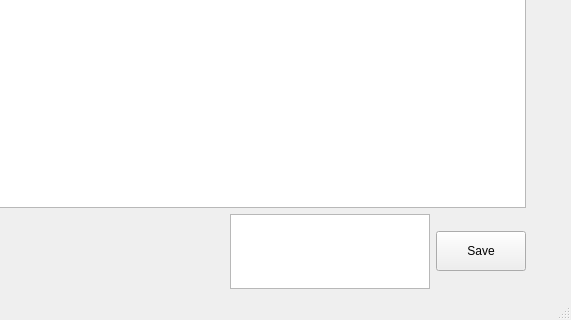
This is ITkTrackingGUI/WirebondRecorderGUI.ui in adamazoulay/ITkTrackingGUI as Qt 5 draws it before an edit; both pictures show x 489 to 1060 and y 468 to 788 of the 1060 by 788 pixel window. The edited form follows.
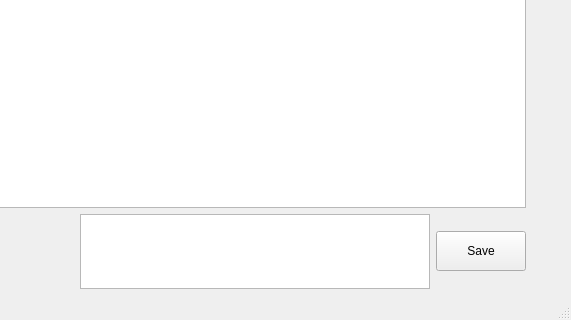
This is the edited form.

Patch:
```diff
--- a/ITkTrackingGUI/WirebondRecorderGUI.ui
+++ b/ITkTrackingGUI/WirebondRecorderGUI.ui
@@ -159,13 +159,13 @@
           </property>
           <property name="minimumSize">
            <size>
-            <width>200</width>
+            <width>350</width>
             <height>75</height>
            </size>
           </property>
           <property name="maximumSize">
            <size>
-            <width>200</width>
+            <width>350</width>
             <height>75</height>
            </size>
           </property>
```
Left out of the diff: 2 changed lines with no effect on the pictures.
